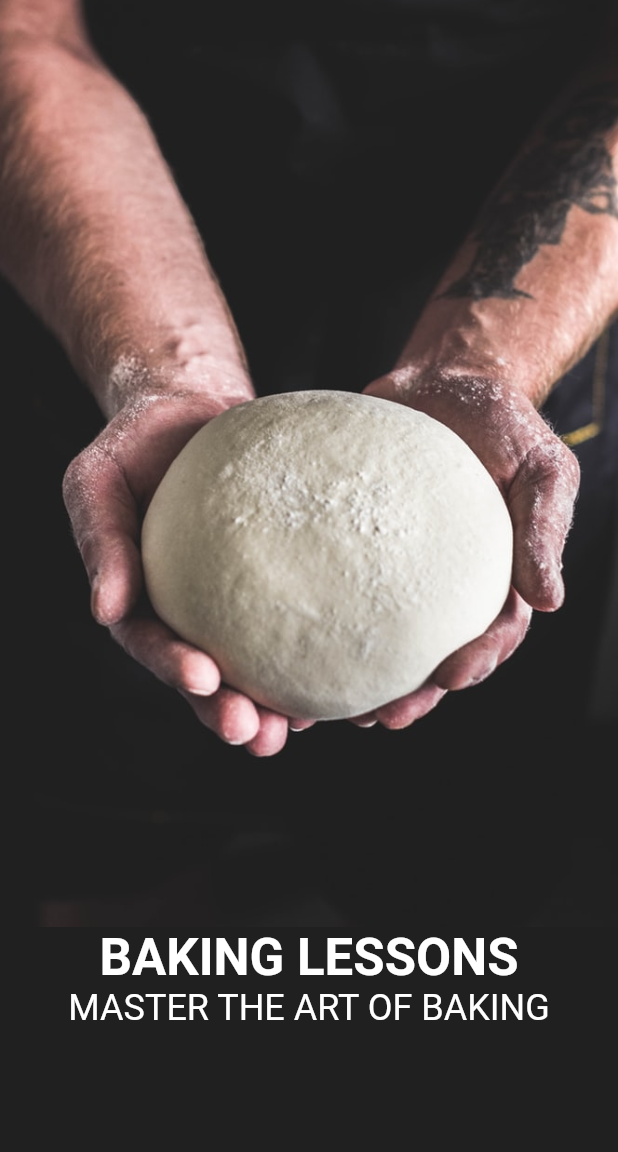
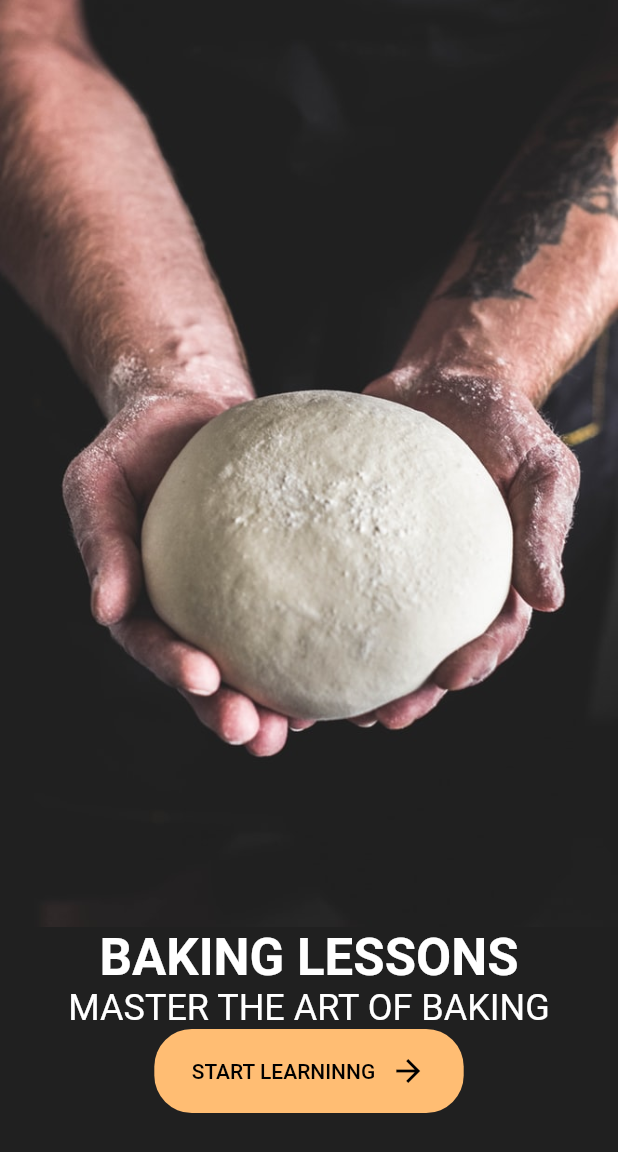
Before and after one commit to pablojavierjimenez/flt_tut_1_login_screen, a Flutter app: the screen it shows after launch, on a phone screen of 412 x 824 dp. Shown: the top 1152 px of the screen. Run offline on Flutter 3.47's test engine with Material 2 defaults, Android fonts, the phone set to English and light mode, and no system bars.

Commit message:
de los 4:00min a los 5:29min

```diff
--- a/lib/main.dart
+++ b/lib/main.dart
@@ -19,7 +19,7 @@ class MyApp extends StatelessWidget {
             color: Colors.white,
             fontWeight: FontWeight.bold,
           ),
-          button: TextStyle(color: kPrimaryColor),
+          button: TextStyle(color: Colors.black),
           headline5: TextStyle(
             color: Colors.white,
             fontWeight: FontWeight.normal,
@@ -66,6 +66,33 @@ class WelcomeScreen extends StatelessWidget {
                     ],
                   ),
                 ),
+                FittedBox(
+                  child: Container(
+                    padding: EdgeInsets.symmetric(
+                      horizontal: 25,
+                      vertical: 16,
+                    ),
+                    decoration: BoxDecoration(
+                      borderRadius: BorderRadius.circular(25),
+                      color: kPrimaryColor,
+                    ),
+                    child: Row(
+                      children: <Widget>[
+                        Text(
+                          "START LEARNINNG",
+                          style: Theme.of(context).textTheme.button,
+                        ),
+                        SizedBox(
+                          width: 10,
+                        ),
+                        Icon(
+                          Icons.arrow_forward,
+                          color: Colors.black,
+                        )
+                      ],
+                    ),
+                  ),
+                )
               ],
             ),
           )
```
